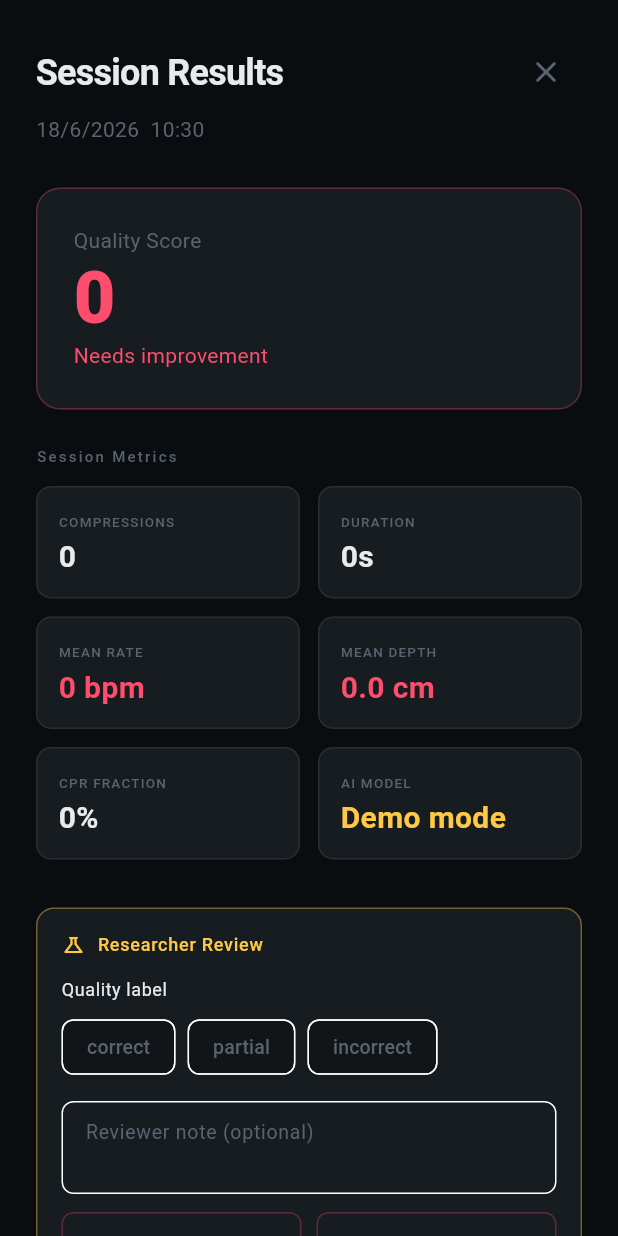
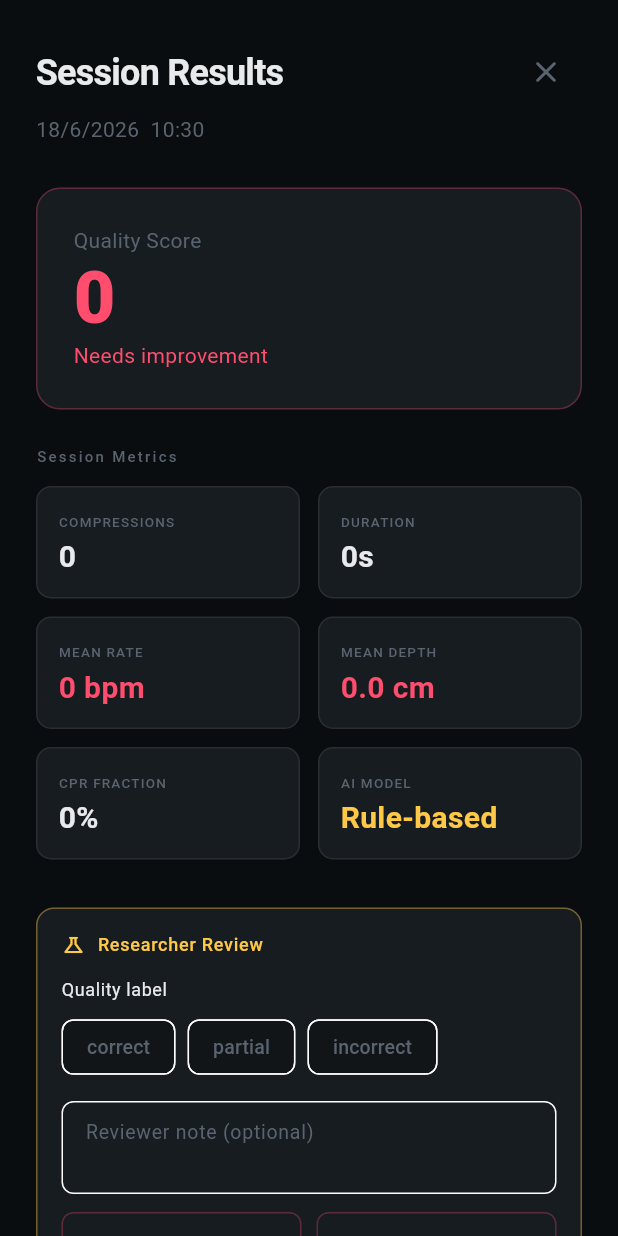
Before and after one commit to Gatwaza/Capstone-Project, a Flutter app: the _ResultsContent screen opened directly with empty values, after a tap on "Save label", on a phone screen of 412 x 824 dp. Run offline on Flutter 3.47's test engine with Material 3 defaults, Android fonts, the phone set to English and light mode, and no system bars; our stand-ins replace camera, flutter_riverpod, flutter_tts, freezed_annotation, get_it, go_router and 5 more; missing offline and left inert: dart:html, dart:js, google_mlkit_pose_detection, tflite_flutter; accounts and stored records are empty; generated files the repository leaves out were written again; statements that could not run were skipped.

Commit message:
documentation alignment

```diff
--- a/novice 4/lib/core/di/injection.dart
+++ b/novice 4/lib/core/di/injection.dart
@@ -113,6 +113,6 @@ Future<void> configureDependencies() async {
 
   log.i(
     'DI ready | platform=${kIsWeb ? "web" : "mobile"} | '
-    'model=${modelLoaded ? "loaded" : "demo mode"}',
+    'model=${modelLoaded ? "loaded" : "rule-based fallback"}',
   );
 }
--- a/novice 4/lib/features/results/results_screen.dart
+++ b/novice 4/lib/features/results/results_screen.dart
@@ -176,8 +176,8 @@ class _ResultsContentState extends State<_ResultsContent> {
                   _MetricTile(
                     label: 'AI MODEL',
                     value: widget.session.modelWasAvailable
-                        ? 'Active'
-                        : 'Demo mode',
+                        ? 'CNN-BiLSTM'
+                        : 'Rule-based',
                     valueColor: widget.session.modelWasAvailable
                         ? AppTheme.accent
                         : AppTheme.accentAmber,
--- a/novice 4/lib/services/inference_service.dart
+++ b/novice 4/lib/services/inference_service.dart
@@ -21,7 +21,7 @@ import '../models/session_model.dart';
 /// Output: [1, 8]      — softmax over 8 error classes
 ///
 /// Gracefully falls back to rule-based classification when:
-///   • Model file not found in assets (demo mode)
+///   • Model file not found in assets (rule-based fallback)
 ///   • Running on web (always — use InferenceServiceWeb instead)
 class InferenceService {
   Interpreter? _interpreter;
@@ -45,7 +45,7 @@ class InferenceService {
     } catch (e) {
       _log.w(
         'InferenceService: model not found at ${AppConstants.tfliteModelPath}. '
-        'Running in demo/rule-based mode. '
+        'Running in rule-based fallback mode. '
         'Train with ml_pipeline/ then run convert_to_tflite.py.',
       );
       _modelLoaded = false;
```
Also changed, not shown: novice 4/vercel.json, 7 other files.
